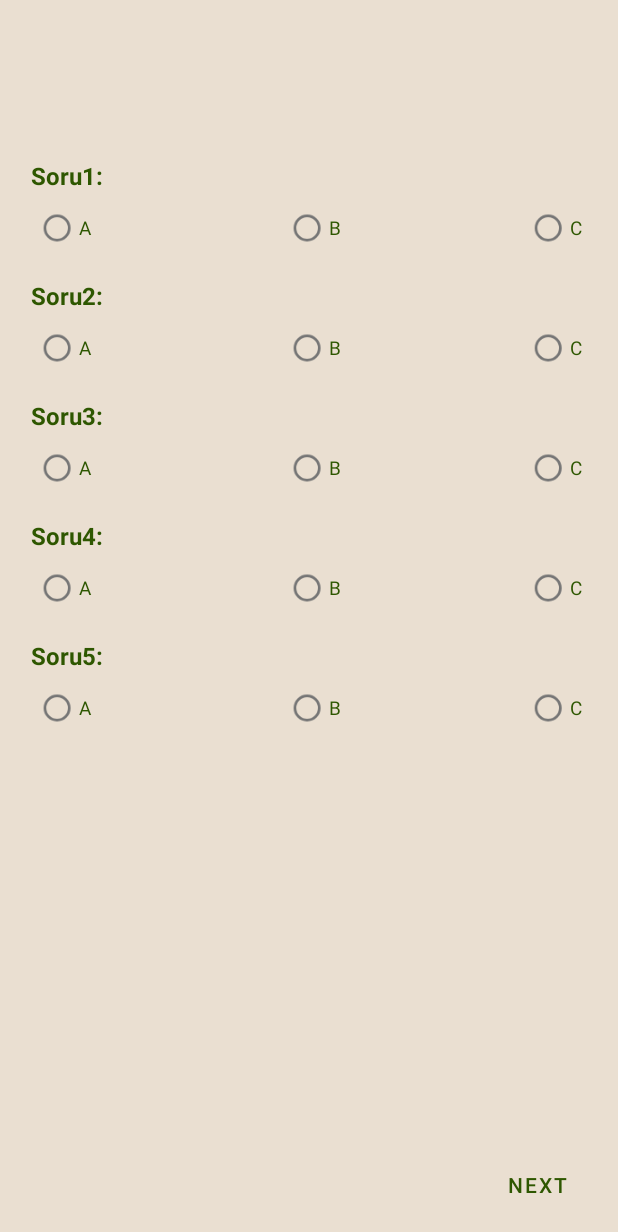
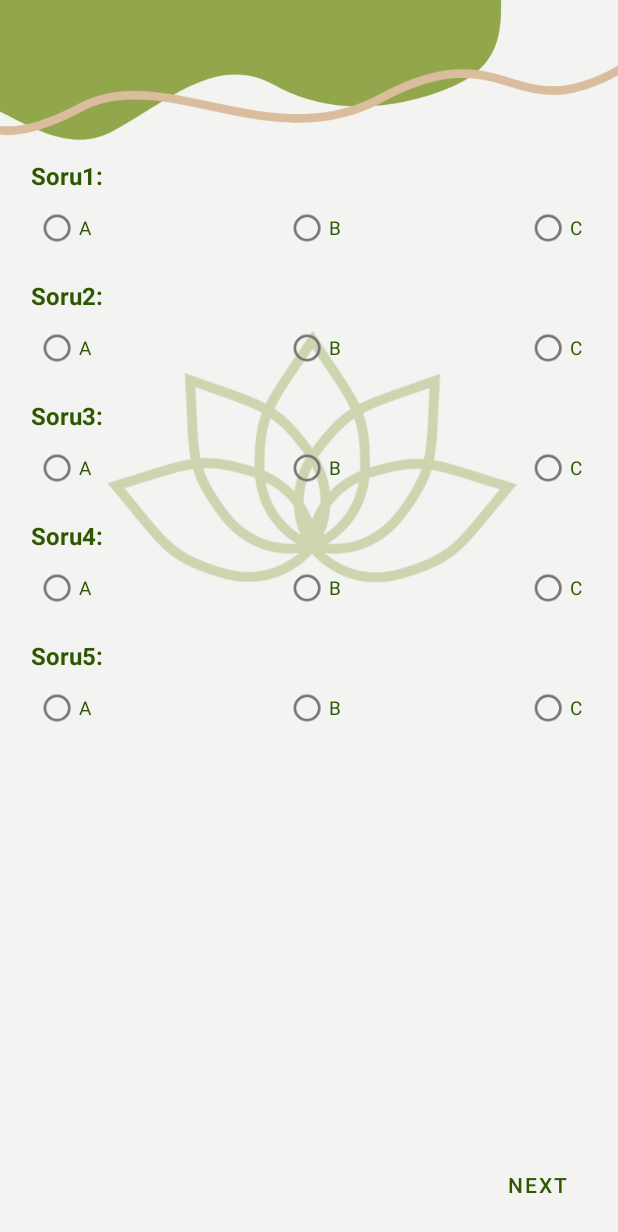
Before and after one commit to AdnanEkici/3-1_Arada_Android, an Android app: the QuestionnaireActivity screen opened directly, with no data from a screen before it, on a phone screen of 412 x 824 dp. Shown: the top 1232 px of the screen. Run offline under Robolectric (Android 15) with nearby library versions, the phone set to English and light mode, and no system bars.

Commit message:
Anket Design Temp Bitti
Sorular gelince değişiklik gösterilebilir

```diff
--- a/app/src/main/java/com/example/winxbitirmeapp/LoginActivity.java
+++ b/app/src/main/java/com/example/winxbitirmeapp/LoginActivity.java
@@ -63,12 +63,15 @@ public class LoginActivity extends AppCompatActivity {
 
     public void loginBtnAction(View view)
     {
-        Intent intent = new Intent(LoginActivity.this , QuestionnaireActivity.class);
-        startActivity(intent);
-        finish();
+
 
     }
 
 
-
+    public void moveQuestions(View view)
+    {
+        Intent intent = new Intent(LoginActivity.this , QuestionnaireActivity.class);
+        startActivity(intent);
+        finish();
+    }
 }
--- a/app/src/main/java/com/example/winxbitirmeapp/Questionnaires/QuestionnaireActivity.java
+++ b/app/src/main/java/com/example/winxbitirmeapp/Questionnaires/QuestionnaireActivity.java
@@ -9,12 +9,14 @@ import android.content.DialogInterface;
 import android.net.ConnectivityManager;
 import android.os.Bundle;
 import android.view.View;
+import android.widget.ImageView;
 
 import com.example.winxbitirmeapp.R;
 
 public class QuestionnaireActivity extends AppCompatActivity {
 
 
+    private ImageView logo;
 
     @Override
     protected void onCreate(Bundle savedInstanceState) {
@@ -41,17 +43,8 @@ public class QuestionnaireActivity extends AppCompatActivity {
     //Private Actions
     private void init()
     {
-
-
-    }
-
-    private void selectedIndicator(int position)
-    {
-
-    }
-
-    private void dotsIndicator()
-    {
+        logo = findViewById(R.id.QuestionnaireBackgroundLogoID);
+        logo.setAlpha(100); //value: [0-255]. Where 0 is fully transparent and 255 is fully opaque.
 
     }
 
--- a/app/src/main/res/layout/activity_login.xml
+++ b/app/src/main/res/layout/activity_login.xml
@@ -129,7 +129,7 @@
                 android:text="Go to questionnaire"
                 android:textColor="@color/dark_green"
                 android:textSize="10dp"
-
+                android:onClick="moveQuestions"
                 />
 
 
--- a/app/src/main/res/layout/activity_questionnaire.xml
+++ b/app/src/main/res/layout/activity_questionnaire.xml
@@ -4,7 +4,7 @@
     xmlns:tools="http://schemas.android.com/tools"
     android:layout_width="match_parent"
     android:layout_height="match_parent"
-    android:background="@color/beige"
+    android:background="@drawable/general_background"
     android:fillViewport="true"
     tools:context=".Questionnaires.QuestionnaireActivity">
 
@@ -24,7 +24,14 @@
             android:layout_below="@id/Questionnaire1ToolbarID"
             android:layout_centerInParent="true"
             android:layout_marginTop="50dp"
-            android:background="@color/beige">
+            android:background="@color/white">
+
+            <ImageView
+                android:id="@+id/QuestionnaireBackgroundLogoID"
+                android:layout_width="300dp"
+                android:layout_height="300dp"
+                android:layout_centerInParent="true"
+                android:src="@drawable/logo"/>
 
             <!--    Soru1-->
             <TextView
@@ -374,4 +381,7 @@
         </LinearLayout>
 
     </RelativeLayout>
+
+
+
 </ScrollView>
```
